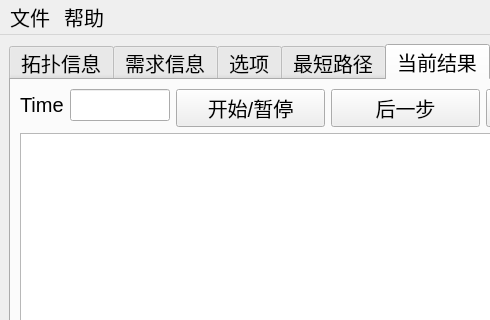
Above: GUI/qkdsim.ui from shenzuzhenwang/QKDSim before the change; both pictures show x 0 to 490 and y 0 to 320 of the 810 by 567 pixel window. Below: the same form after it.
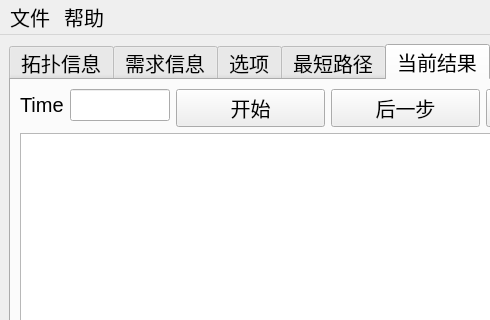
That is the form after the change.

What changed in the file:
```diff
--- a/GUI/qkdsim.ui
+++ b/GUI/qkdsim.ui
@@ -234,7 +234,7 @@
           <item>
            <widget class="QPushButton" name="bt_begin">
             <property name="text">
-             <string>开始/暂停</string>
+             <string>开始</string>
             </property>
            </widget>
           </item>
```
